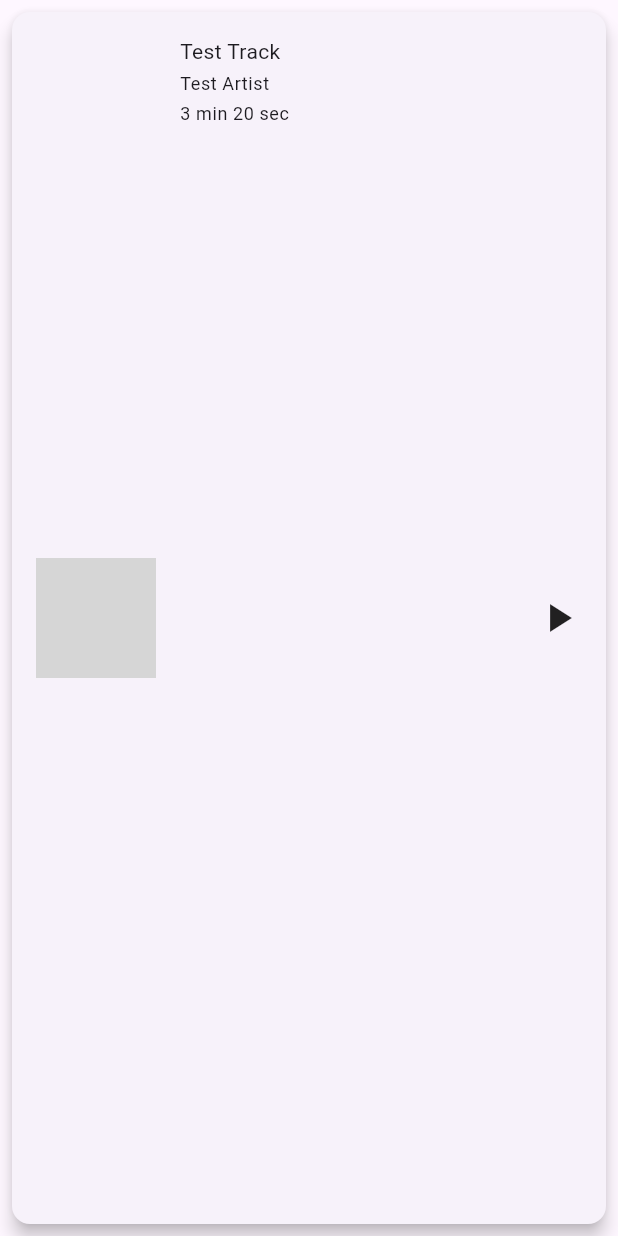
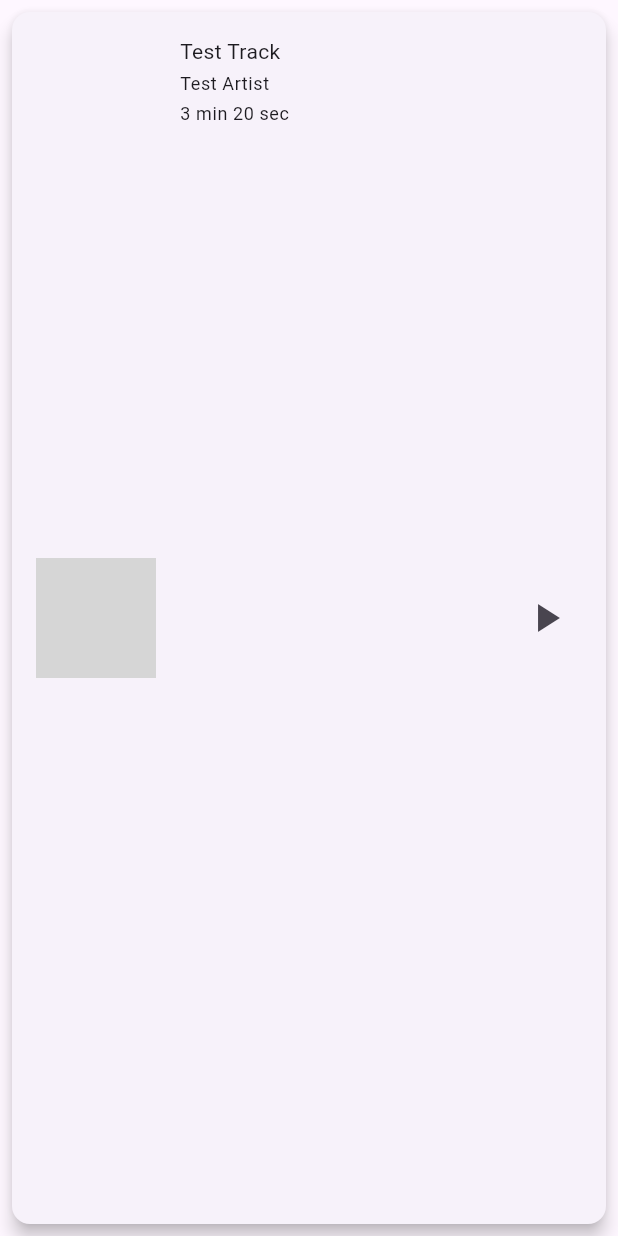
Before and after one commit to Harlock024/jammies_app, a Flutter app: the TrackCard widget shown alone on an empty page, opened directly with sample values from the repository, on a phone screen of 412 x 824 dp. Run offline on Flutter 3.47's test engine with Material 3 defaults, Android fonts, the phone set to English and light mode, and no system bars; our stand-ins replace just_audio, shared_preferences; accounts and stored records are empty; network calls fail; grey boxes are pictures that could not be loaded.

Commit message:
feat: play icon added in track card

```diff
--- a/lib/widgets/tracks/track_card.dart
+++ b/lib/widgets/tracks/track_card.dart
@@ -54,7 +54,12 @@ class TrackCard extends StatelessWidget {
                 ],
               ),
             ),
-            Icon(Icons.play_arrow, size: 32),
+            IconButton(
+              icon: Icon(Icons.play_arrow, size: 32),
+              onPressed: () {
+                // Implement play functionality here
+              },
+            ),
           ],
         ),
       ),
```
